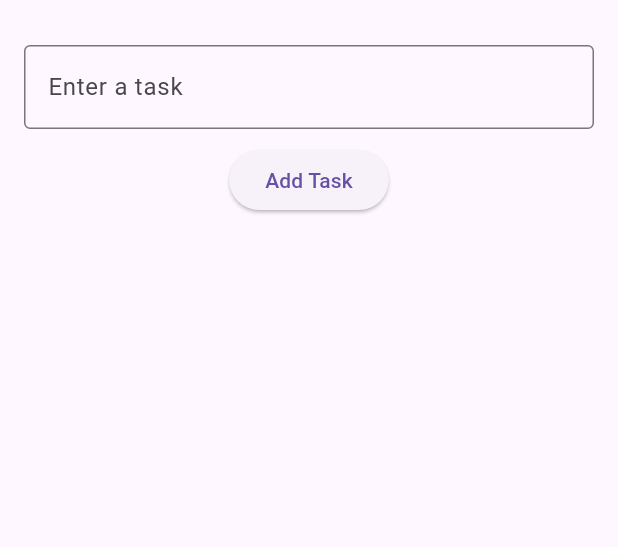
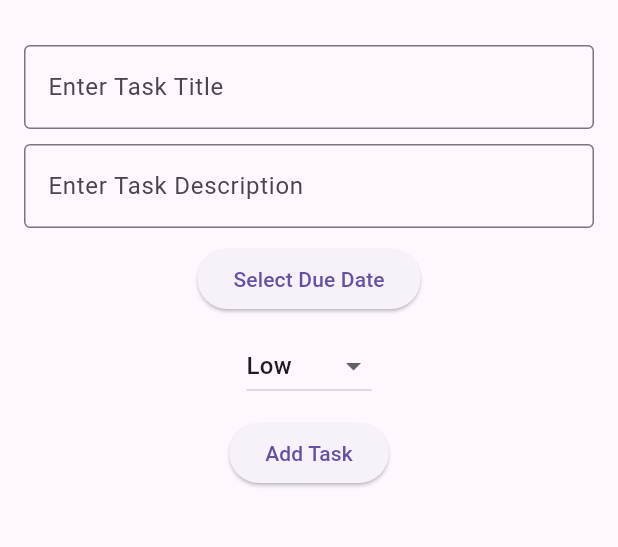
Before and after one commit to Abiola-Salako/task_entry-app, a Flutter app: the screen it shows after launch, on a phone screen of 412 x 824 dp, the part 63-610 px from its top. Run offline on Flutter 3.47's test engine with Material 3 defaults, Android fonts, the phone set to English and light mode, and no system bars.

Commit message:
feature: Week 3 task implementation

```diff
--- /dev/null
+++ b/lib/home_page.dart
@@ -0,0 +1,155 @@
+import 'package:flutter/material.dart';
+import 'package:task_entry/task.dart';
+
+class TaskEntryApp extends StatelessWidget {
+  @override
+  Widget build(BuildContext context) {
+    return MaterialApp(
+      title: 'Task Entry App',
+      theme: ThemeData(
+        primarySwatch: Colors.blue,
+      ),
+      home: TaskHomePage(),
+    );
+  }
+}
+
+class TaskHomePage extends StatefulWidget {
+  @override
+  _TaskHomePageState createState() => _TaskHomePageState();
+}
+
+class _TaskHomePageState extends State<TaskHomePage> with TaskNotifier {
+  final TextEditingController _titleController = TextEditingController();
+  final TextEditingController _descriptionController = TextEditingController();
+  DateTime? _selectedDate;
+  Priority _selectedPriority = Priority.Low;
+  final List<Task> _tasks = [];
+
+  void _addTask() {
+    if (_titleController.text.isNotEmpty && _selectedDate != null) {
+      setState(() {
+        _tasks.add(
+          Task(
+            title: _titleController.text,
+            description: _descriptionController.text,
+            dueDate: _selectedDate!,
+            priority: _selectedPriority,
+          ),
+        );
+        _tasks.sort((a, b) => b.priority.index.compareTo(a.priority.index));
+        _titleController.clear();
+        _descriptionController.clear();
+        _selectedDate = null;
+        _selectedPriority = Priority.Low;
+      });
+    }
+  }
+
+  void _completeTask(int index) {
+    setState(() {
+      _tasks[index].isCompleted = true;
+      logCompletion(_tasks[index]);
+    });
+  }
+
+  Future<void> _selectDate(BuildContext context) async {
+    final DateTime? picked = await showDatePicker(
+      context: context,
+      initialDate: DateTime.now(),
+      firstDate: DateTime(2000),
+      lastDate: DateTime(2101),
+    );
+    if (picked != null && picked != _selectedDate)
+      setState(() {
+        _selectedDate = picked;
+      });
+  }
+
+  @override
+  Widget build(BuildContext context) {
+    return Scaffold(
+      appBar: AppBar(
+        title: const Text('Task Entry App'),
+      ),
+      body: Padding(
+        padding: const EdgeInsets.all(16.0),
+        child: Column(
+          children: [
+            TextField(
+              controller: _titleController,
+              decoration: const InputDecoration(
+                labelText: 'Enter Task Title',
+                border: OutlineInputBorder(),
+              ),
+            ),
+            const SizedBox(height: 10),
+            TextField(
+              controller: _descriptionController,
+              decoration: const InputDecoration(
+                labelText: 'Enter Task Description',
+                border: OutlineInputBorder(),
+              ),
+            ),
+            const SizedBox(height: 10),
+            ElevatedButton(
+              onPressed: () => _selectDate(context),
+              child: Text(
+                _selectedDate == null
+                    ? 'Select Due Date'
+                    : 'Due Date: ${_selectedDate!.toLocal()}'.split(' ')[0],
+              ),
+            ),
+            const SizedBox(height: 10),
+            DropdownButton<Priority>(
+              value: _selectedPriority,
+              onChanged: (Priority? newValue) {
+                setState(() {
+                  _selectedPriority = newValue!;
+                });
+              },
+              items: Priority.values.map<DropdownMenuItem<Priority>>((Priority value) {
+                return DropdownMenuItem<Priority>(
+                  value: value,
+                  child: Text(value.toString().split('.').last),
+                );
+              }).toList(),
+            ),
+            SizedBox(height: 10),
+            ElevatedButton(
+              onPressed: _addTask,
+              child: Text('Add Task'),
+            ),
+            SizedBox(height: 10),
+            Expanded(
+              child: ListView.builder(
+                itemCount: _tasks.length,
+                itemBuilder: (context, index) {
+                  return ListTile(
+                    title: Text(
+                      _tasks[index].title,
+                      style: TextStyle(
+                        decoration: _tasks[index].isCompleted
+                            ? TextDecoration.lineThrough
+                            : TextDecoration.none,
+                      ),
+                    ),
+                    subtitle: Text(_tasks[index].description),
+                    trailing: IconButton(
+                      icon: Icon(
+                        _tasks[index].isCompleted
+                            ? Icons.check_circle
+                            : Icons.radio_button_unchecked,
+                      ),
+                      onPressed: () => _completeTask(index),
+                    ),
+                  );
+                },
+              ),
+            ),
+          ],
+        ),
+     ),
+);
+}
+}
--- a/lib/main.dart
+++ b/lib/main.dart
@@ -1,4 +1,6 @@
 import 'package:flutter/material.dart';
+import 'package:task_entry/home_page.dart';
+import 'package:task_entry/task.dart';
 
 void main() {
   runApp(const MyApp());
@@ -22,64 +24,3 @@ class MyApp extends StatelessWidget {
     );
   }
 }
-
-
-
-
-class TaskHomePage extends StatefulWidget {
-  @override
-  _TaskHomePageState createState() => _TaskHomePageState();
-}
-
-class _TaskHomePageState extends State<TaskHomePage> {
-  final TextEditingController _taskController = TextEditingController();
-  final List<String> _tasks = [];
-
-  void _addTask() {
-    if (_taskController.text.isNotEmpty) {
-      setState(() {
-        _tasks.add(_taskController.text);
-        _taskController.clear();
-      });
-    }
-  }
-
-  @override
-  Widget build(BuildContext context) {
-    return Scaffold(
-      appBar: AppBar(
-        title: const Text('Task Entry App'),
-      ),
-      body: Padding(
-        padding: const EdgeInsets.all(16.0),
-        child: Column(
-          children: [
-            TextField(
-              controller: _taskController,
-              decoration: const InputDecoration(
-                labelText: 'Enter a task',
-                border: OutlineInputBorder(),
-              ),
-            ),
-            const SizedBox(height: 10),
-            ElevatedButton(
-              onPressed: _addTask,
-              child: const Text('Add Task'),
-            ),
-            const SizedBox(height: 10),
-            Expanded(
-              child: ListView.builder(
-                itemCount: _tasks.length,
-                itemBuilder: (context, index) {
-                  return ListTile(
-                    title: Text(_tasks[index]),
-                  );
-                },
-              ),
-            ),
-          ],
-        ),
-     ),
-);
-}
-}
--- /dev/null
+++ b/lib/task.dart
@@ -0,0 +1,34 @@
+// Enum for task priority
+enum Priority { High, Medium, Low }
+
+// Task class with basic properties
+class Task {
+  final String title;
+  final String description;
+  final DateTime dueDate;
+  final Priority priority;
+  bool isCompleted = false;
+
+  Task({
+    required this.title,
+    required this.description,
+    required this.dueDate,
+    required this.priority,
+  });
+}
+// TimedTask subclass, future time-related functionalities can be added here
+class TimedTask extends Task {
+  TimedTask({
+    required String title,
+    required String description,
+    required DateTime dueDate,
+    required Priority priority,
+  }) : super(title: title, description: description, dueDate: dueDate, priority: priority);
+}
+
+// TaskNotifier mixin to log task completion
+mixin TaskNotifier {
+  void logCompletion(Task task) {
+    print('Task "${task.title}" completed.');
+  }
+}
```
